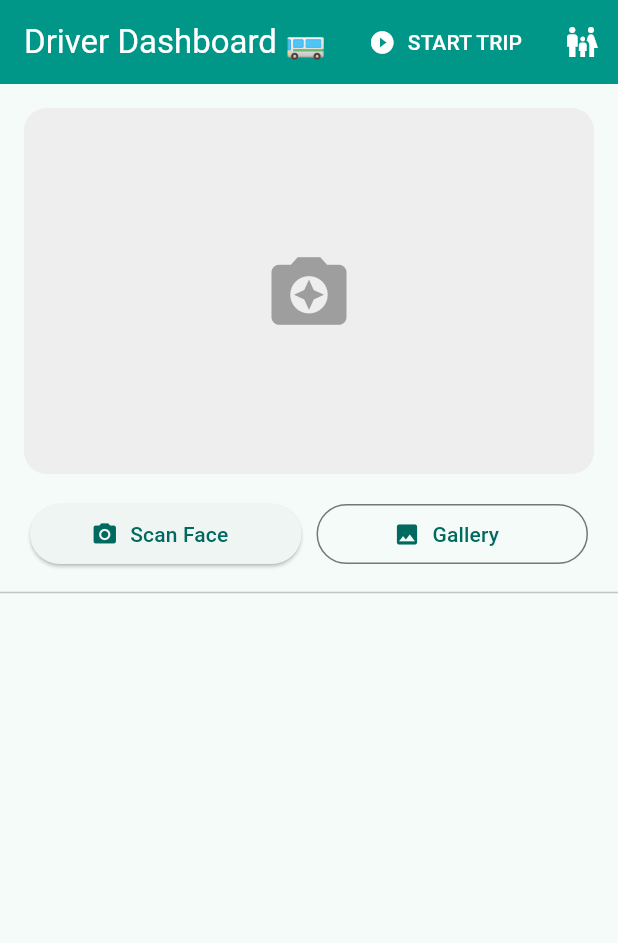
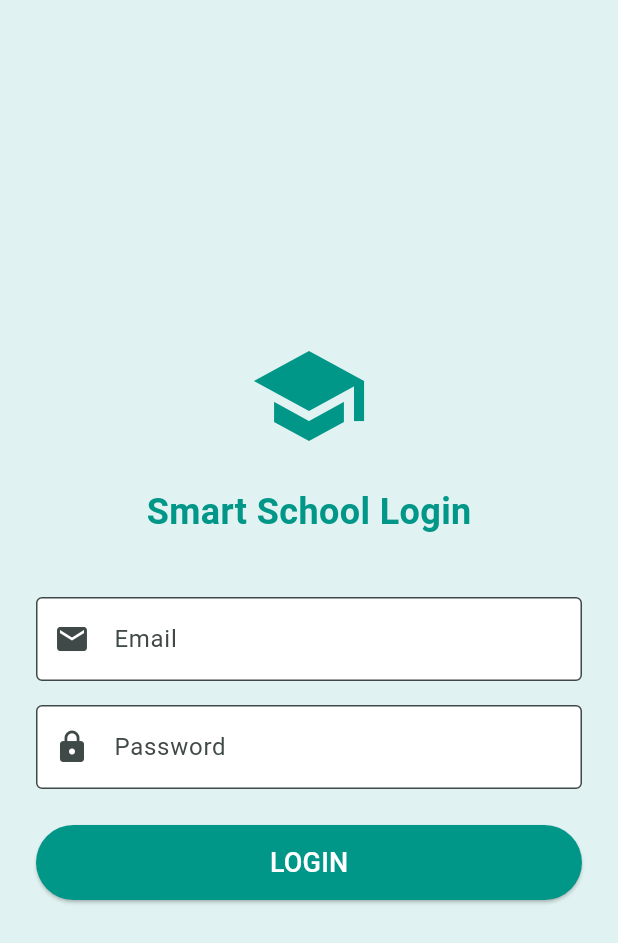
Before and after one commit to abdulrahmengazel/smart_school, a Flutter app: the screen it shows after launch, on a phone screen of 412 x 824 dp. Shown: the top 943 px of the screen. Run offline on Flutter 3.47's test engine with Material 3 defaults, Android fonts, the phone set to English and light mode, and no system bars; our stand-ins replace cloud_firestore, firebase_auth, firebase_core, flutter_map, geolocator, image_picker and 1 more; accounts and stored records are empty.

Commit message:
Add authentication service and login screen with Firebase integration

```diff
--- /dev/null
+++ b/lib/login_screen.dart
@@ -0,0 +1,129 @@
+import 'package:flutter/material.dart';
+import 'package:firebase_auth/firebase_auth.dart';
+import 'services/auth_service.dart';
+import 'main.dart'; // لاستيراد شاشة السائق
+import 'parent_screen.dart'; // لاستيراد شاشة الأب
+
+class LoginScreen extends StatefulWidget {
+  const LoginScreen({super.key});
+
+  @override
+  State<LoginScreen> createState() => _LoginScreenState();
+}
+
+class _LoginScreenState extends State<LoginScreen> {
+  final AuthService _authService = AuthService();
+  final TextEditingController _emailController = TextEditingController();
+  final TextEditingController _passwordController = TextEditingController();
+  bool _isLoading = false;
+  String? _errorMessage;
+
+  void _login() async {
+    setState(() {
+      _isLoading = true;
+      _errorMessage = null;
+    });
+
+    User? user = await _authService.signIn(
+      _emailController.text.trim(),
+      _passwordController.text.trim(),
+    );
+
+    if (user != null) {
+      // 1. نجاح الدخول -> نفحص الدور
+      String role = await _authService.getUserRole(user.uid);
+
+      if (!mounted) return;
+
+      if (role == 'driver') {
+        // توجيه للسائق
+        Navigator.pushReplacement(
+          context,
+          MaterialPageRoute(builder: (context) => const AttendanceScreen()),
+        );
+      } else {
+        // توجيه لولي الأمر
+        Navigator.pushReplacement(
+          context,
+          MaterialPageRoute(builder: (context) => const ParentScreen()),
+        );
+      }
+    } else {
+      setState(() {
+        _errorMessage = "Invalid email or password";
+        _isLoading = false;
+      });
+    }
+  }
+
+  @override
+  Widget build(BuildContext context) {
+    return Scaffold(
+      backgroundColor: Colors.teal.shade50,
+      body: Center(
+        child: SingleChildScrollView(
+          padding: const EdgeInsets.all(24.0),
+          child: Column(
+            mainAxisAlignment: MainAxisAlignment.center,
+            children: [
+              const Icon(Icons.school, size: 80, color: Colors.teal),
+              const SizedBox(height: 20),
+              const Text(
+                "Smart School Login",
+                style: TextStyle(fontSize: 24, fontWeight: FontWeight.bold, color: Colors.teal),
+              ),
+              const SizedBox(height: 40),
+
+              TextField(
+                controller: _emailController,
+                decoration: const InputDecoration(
+                  labelText: "Email",
+                  border: OutlineInputBorder(),
+                  prefixIcon: Icon(Icons.email),
+                  filled: true,
+                  fillColor: Colors.white,
+                ),
+              ),
+              const SizedBox(height: 16),
+
+              TextField(
+                controller: _passwordController,
+                obscureText: true,
+                decoration: const InputDecoration(
+                  labelText: "Password",
+                  border: OutlineInputBorder(),
+                  prefixIcon: Icon(Icons.lock),
+                  filled: true,
+                  fillColor: Colors.white,
+                ),
+              ),
+
+              const SizedBox(height: 24),
+
+              if (_errorMessage != null)
+                Padding(
+                  padding: const EdgeInsets.only(bottom: 16),
+                  child: Text(_errorMessage!, style: const TextStyle(color: Colors.red)),
+                ),
+
+              SizedBox(
+                width: double.infinity,
+                height: 50,
+                child: ElevatedButton(
+                  onPressed: _isLoading ? null : _login,
+                  style: ElevatedButton.styleFrom(
+                    backgroundColor: Colors.teal,
+                    foregroundColor: Colors.white,
+                  ),
+                  child: _isLoading
+                      ? const CircularProgressIndicator(color: Colors.white)
+                      : const Text("LOGIN", style: TextStyle(fontSize: 18)),
+                ),
+              ),
+            ],
+          ),
+        ),
+      ),
+    );
+  }
+}
--- /dev/null
+++ b/lib/models/user_model.dart
@@ -0,0 +1,24 @@
+class UserModel {
+  final String uid;
+  final String email;
+  final String role; // 'driver' or 'parent'
+
+  UserModel({required this.uid, required this.email, required this.role});
+
+  // تحويل البيانات القادمة من Firestore إلى كلاس
+  factory UserModel.fromMap(Map<String, dynamic> map, String uid) {
+    return UserModel(
+      uid: uid,
+      email: map['email'] ?? '',
+      role: map['role'] ?? 'parent', // الافتراضي ولي أمر
+    );
+  }
+
+  // تحويل الكلاس إلى بيانات لرفعها لـ Firestore
+  Map<String, dynamic> toMap() {
+    return {
+      'email': email,
+      'role': role,
+    };
+  }
+}
--- /dev/null
+++ b/lib/services/auth_service.dart
@@ -0,0 +1,42 @@
+import 'package:firebase_auth/firebase_auth.dart';
+import 'package:cloud_firestore/cloud_firestore.dart';
+
+class AuthService {
+  final FirebaseAuth _auth = FirebaseAuth.instance;
+  final FirebaseFirestore _firestore = FirebaseFirestore.instance;
+
+  // تسجيل الدخول
+  Future<User?> signIn(String email, String password) async {
+    try {
+      UserCredential result = await _auth.signInWithEmailAndPassword(
+          email: email,
+          password: password
+      );
+      return result.user;
+    } catch (e) {
+      print("Error signing in: $e");
+      return null;
+    }
+  }
+
+  // معرفة دور المستخدم (سائق أم أب)
+  Future<String> getUserRole(String uid) async {
+    try {
+      DocumentSnapshot doc = await _firestore.collection('users').doc(uid).get();
+      if (doc.exists) {
+        return doc['role'] ?? 'parent';
+      }
+    } catch (e) {
+      print("Error getting role: $e");
+    }
+    return 'parent'; // قيمة افتراضية
+  }
+
+  // الخروج
+  Future<void> signOut() async {
+    await _auth.signOut();
+  }
+
+  // معرفة المستخدم الحالي
+  User? get currentUser => _auth.currentUser;
+}
--- a/pubspec.yaml
+++ b/pubspec.yaml
@@ -42,6 +42,7 @@ dependencies:
   intl: ^0.20.2
   flutter_map: ^8.2.2
   latlong2: ^0.9.1
+  firebase_auth: ^6.1.3
 
 dev_dependencies:
   flutter_test:
```
Also changed, not shown: lib/main.dart (+20 -11 lines), lib/parent_screen.dart (+22 -6 lines), pubspec.lock, 3 other files.
